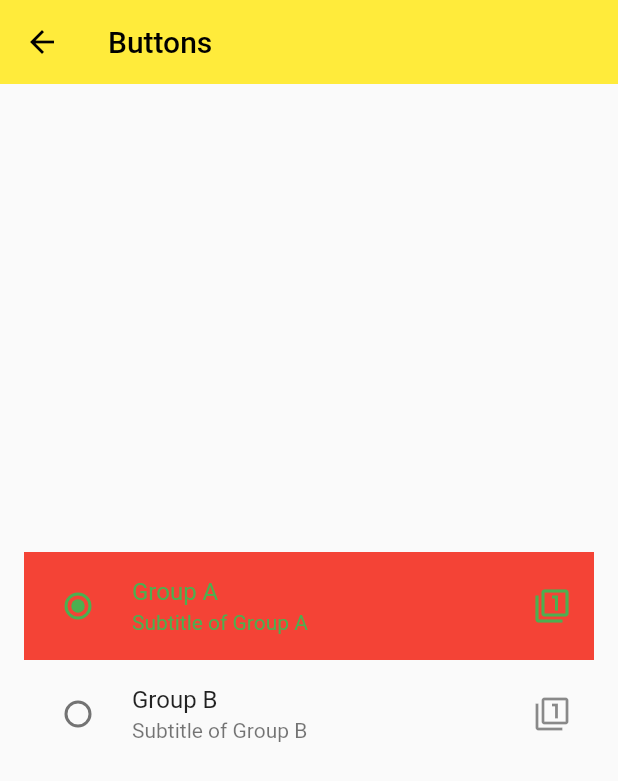
After one commit to kenLiaowj/FlutterApp, a Flutter app: the screen it shows after launch, after a tap on "Radio Demo", on a phone screen of 412 x 824 dp. The commit adds this screen. Shown: the top 781 px of the screen. Run offline on Flutter 3.47's test engine with Material 2 defaults, Android fonts, the phone set to English and light mode, and no system bars.

Commit message:
1. 引入第三方库 2. CheckBox/CheckBoxListTile/Radio/RadioListTile/Switch/SwitchListTile 3. 时间选择器 4. ShowDatePicker/ShowTimePicker 5. Future异步编程

```diff
--- a/lib/demo/material_components.dart
+++ b/lib/demo/material_components.dart
@@ -1,7 +1,10 @@
 import 'package:flutter/material.dart';
+import 'package:flutter_application_001/demo/material_design/checkbox_demo.dart';
 import 'package:flutter_application_001/demo/material_design/popup_menu.dart';
+import 'package:flutter_application_001/demo/material_design/ratio_demo.dart';
 import 'material_design/button_demo.dart';
 import 'material_design/floating_button.dart';
+import 'material_design/date_picker_demo.dart';
 
 class MaterialComponents extends StatelessWidget {
   const MaterialComponents({super.key});
@@ -17,7 +20,10 @@ class MaterialComponents extends StatelessWidget {
         children: [
           ListViewItem('Buttons Demo', ButtonsDemo()),
           ListViewItem('Floating Button Demo', FloatingButtonDemo()),
-          ListViewItem('Popup Menu Demo', PopupMenuDemo())
+          ListViewItem('Popup Menu Demo', PopupMenuDemo()),
+          ListViewItem('Checkbox Demo', CheckBoxDemo()),
+          ListViewItem('Radio Demo', RadioDemo()),
+          ListViewItem('DatePicker Demo', DatePickerDemo()),
         ],
       ),
     );
--- /dev/null
+++ b/lib/demo/material_design/ratio_demo.dart
@@ -0,0 +1,56 @@
+import 'package:flutter/material.dart';
+
+class RadioDemo extends StatefulWidget {
+  const RadioDemo({super.key});
+
+  @override
+  State<RadioDemo> createState() => _RadioDemoState();
+}
+
+class _RadioDemoState extends State<RadioDemo> {
+  int _radioGroupA = 0;
+
+  void _onChangeValue(int? value) {
+    setState(() {
+      _radioGroupA = value ?? 0;
+    });
+  }
+
+  @override
+  Widget build(BuildContext context) {
+    return Scaffold(
+      appBar: AppBar(
+        title: Text('Buttons'),
+        elevation: 0.0,
+      ),
+      body: Container(
+        padding: EdgeInsets.all(16),
+        child: Column(
+          mainAxisAlignment: MainAxisAlignment.center,
+          children: [
+            RadioListTile(
+                title: Text('Group A'),
+                subtitle: Text('Subtitle of Group A'),
+                secondary: Icon(Icons.filter_1),
+                value: 0,
+                groupValue: _radioGroupA,
+                activeColor: Colors.green,
+                selected: _radioGroupA == 0,
+                selectedTileColor: Colors.red,
+                onChanged: _onChangeValue),
+            RadioListTile(
+                title: Text('Group B'),
+                subtitle: Text('Subtitle of Group B'),
+                secondary: Icon(Icons.filter_1),
+                value: 1,
+                groupValue: _radioGroupA,
+                activeColor: Colors.green,
+                selected: _radioGroupA == 1,
+                selectedTileColor: Colors.red,
+                onChanged: _onChangeValue)
+          ],
+        ),
+      ),
+    );
+  }
+}
--- a/lib/main.dart
+++ b/lib/main.dart
@@ -10,6 +10,7 @@ import 'demo/sliver_demo.dart';
 import 'demo/navigator_demo.dart';
 import 'demo/form_demo.dart';
 import 'demo/material_components.dart';
+import 'package:intl/intl.dart';
 
 void main() {
   runApp(const App());
--- a/pubspec.yaml
+++ b/pubspec.yaml
@@ -30,6 +30,7 @@ environment:
 dependencies:
   flutter:
     sdk: flutter
+  intl: ^0.18.1
 
 
   # The following adds the Cupertino Icons font to your application.
```
Also changed, not shown: lib/demo/material_design/checkbox_demo.dart (added, +43 -0 lines), lib/demo/material_design/date_picker_demo.dart (added, +53 -0 lines), lib/demo/material_design/floating_button.dart (+1 -16 lines), pubspec.lock.
